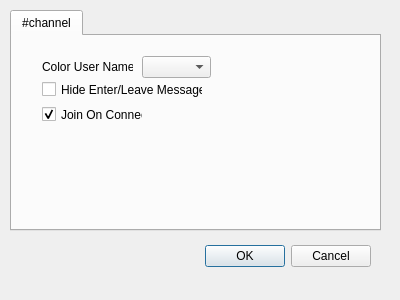
Old version of the form channelsettings.ui in the repository technicallyerik/WIRK.
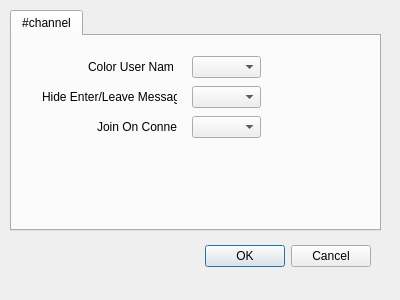
New version of the form.

Commit message: Converted Join on Connect and Hide Enter/Leave Notifications settings to be global with channel-level overrides

Diff of the .ui file:
```diff
--- a/channelsettings.ui
+++ b/channelsettings.ui
@@ -45,42 +45,10 @@
     <attribute name="title">
      <string>#channel</string>
     </attribute>
-    <widget class="QCheckBox" name="suppressEnterLeaveNotifications">
-     <property name="geometry">
-      <rect>
-       <x>30</x>
-       <y>45</y>
-       <width>161</width>
-       <height>17</height>
-      </rect>
-     </property>
-     <property name="text">
-      <string>Hide Enter/Leave Messages</string>
-     </property>
-     <property name="checked">
-      <bool>false</bool>
-     </property>
-    </widget>
-    <widget class="QCheckBox" name="joinOnConnect">
-     <property name="geometry">
-      <rect>
-       <x>30</x>
-       <y>70</y>
-       <width>101</width>
-       <height>17</height>
-      </rect>
-     </property>
-     <property name="text">
-      <string>Join On Connect</string>
-     </property>
-     <property name="checked">
-      <bool>true</bool>
-     </property>
-    </widget>
     <widget class="QComboBox" name="colorUserNames">
      <property name="geometry">
       <rect>
-       <x>130</x>
+       <x>180</x>
        <y>20</y>
        <width>69</width>
        <height>22</height>
@@ -93,9 +61,9 @@
     <widget class="QLabel" name="colorUserNamesLabel">
      <property name="geometry">
       <rect>
-       <x>30</x>
+       <x>76</x>
        <y>20</y>
-       <width>91</width>
+       <width>85</width>
        <height>22</height>
       </rect>
      </property>
@@ -103,6 +71,52 @@
       <string>Color User Names</string>
      </property>
     </widget>
+    <widget class="QComboBox" name="suppressEnterLeaveNotifications">
+     <property name="geometry">
+      <rect>
+       <x>180</x>
+       <y>50</y>
+       <width>69</width>
+       <height>22</height>
+      </rect>
+     </property>
+    </widget>
+    <widget class="QLabel" name="suppressEnterLeaveNotificationsLabel">
+     <property name="geometry">
+      <rect>
+       <x>30</x>
+       <y>50</y>
+       <width>135</width>
+       <height>22</height>
+      </rect>
+     </property>
+     <property name="text">
+      <string>Hide Enter/Leave Messages</string>
+     </property>
+    </widget>
+    <widget class="QComboBox" name="joinOnConnect">
+     <property name="geometry">
+      <rect>
+       <x>180</x>
+       <y>80</y>
+       <width>69</width>
+       <height>22</height>
+      </rect>
+     </property>
+    </widget>
+    <widget class="QLabel" name="joinOnConnectLabel">
+     <property name="geometry">
+      <rect>
+       <x>85</x>
+       <y>80</y>
+       <width>80</width>
+       <height>22</height>
+      </rect>
+     </property>
+     <property name="text">
+      <string>Join On Connect</string>
+     </property>
+    </widget>
    </widget>
   </widget>
  </widget>
```
The commit also changes 9 other files.
